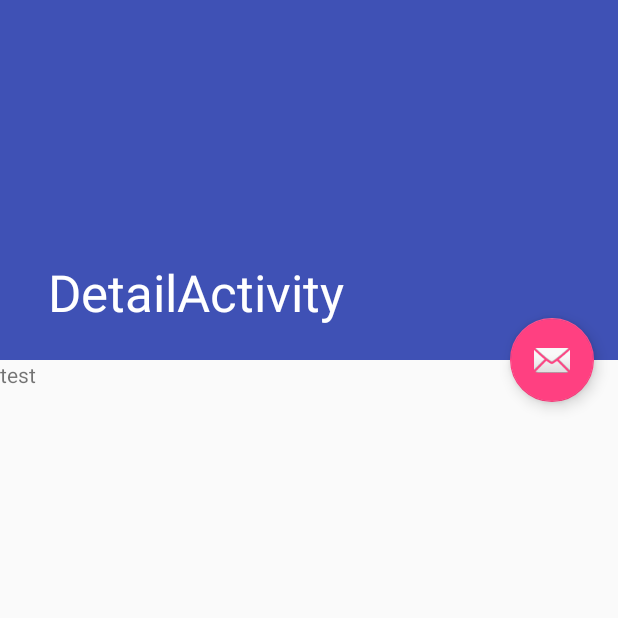
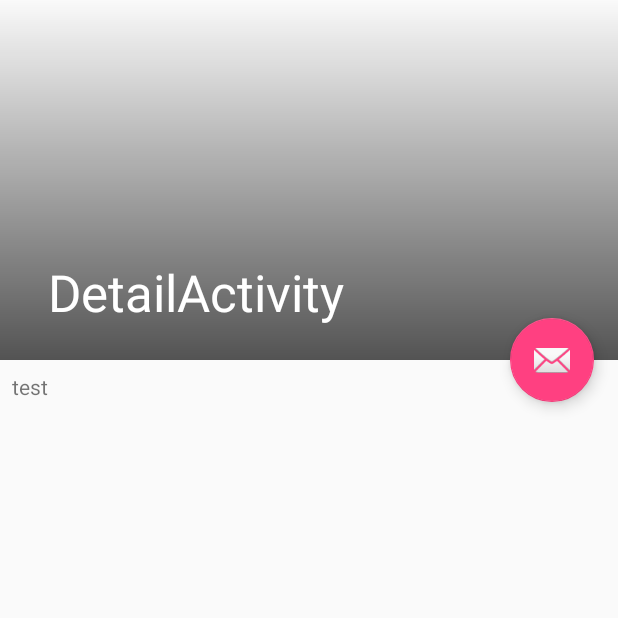
Before and after one commit to CS3714-Asian-Power/MyTrail, an Android app: the DetailActivity screen opened directly, with no data from a screen before it, on a phone screen of 412 x 824 dp, the top half of it. Run offline under Robolectric (Android 15) with nearby library versions, the phone set to English and light mode, and no system bars; our stand-ins replace Picasso; pictures from the network do not load.

Commit message:
set detail activity background image

```diff
--- a/app/src/main/java/com/example/guhao/mytrail/activity/DetailActivity.java
+++ b/app/src/main/java/com/example/guhao/mytrail/activity/DetailActivity.java
@@ -4,13 +4,18 @@ import android.content.BroadcastReceiver;
 import android.content.Context;
 import android.content.Intent;
 import android.content.IntentFilter;
+import android.graphics.Bitmap;
+import android.graphics.drawable.BitmapDrawable;
+import android.graphics.drawable.Drawable;
 import android.os.Bundle;
+import android.support.design.widget.AppBarLayout;
 import android.support.design.widget.FloatingActionButton;
 import android.support.design.widget.Snackbar;
 import android.support.v7.app.AppCompatActivity;
 import android.support.v7.widget.Toolbar;
 import android.util.Log;
 import android.view.View;
+import android.widget.ImageView;
 import android.widget.TextView;
 
 import com.example.guhao.mytrail.R;
@@ -18,12 +23,17 @@ import com.example.guhao.mytrail.api.DownloadHelper;
 import com.example.guhao.mytrail.api.GoogleAPIService;
 import com.example.guhao.mytrail.data.DetailPlace;
 import com.google.gson.Gson;
+import com.squareup.picasso.Picasso;
+import com.squareup.picasso.Target;
 
 
 public class DetailActivity extends AppCompatActivity {
     private TextView test_tv;
     private String place_id;
     private ResponseReceiver receiver;
+    private AppBarLayout appbar;
+    private DownloadHelper downloadHelper;
+    private ImageView test_iv;
 
     @Override
     protected void onCreate(Bundle savedInstanceState) {
@@ -60,7 +70,7 @@ public class DetailActivity extends AppCompatActivity {
         receiver = new ResponseReceiver();
         registerReceiver(receiver,filter);
 
-        DownloadHelper downloadHelper = new DownloadHelper();
+        downloadHelper = new DownloadHelper();
         String the_url = downloadHelper.getUrlPlaceDetail(place_id);
         Intent msgIntent = new Intent(this, GoogleAPIService.class);
         msgIntent.setAction(GoogleAPIService.GET_DETAIL);
@@ -71,8 +81,9 @@ public class DetailActivity extends AppCompatActivity {
     public void initView(){
         Toolbar toolbar = findViewById(R.id.toolbar);
         setSupportActionBar(toolbar);
-
+        appbar = findViewById(R.id.app_bar);
         test_tv = findViewById(R.id.test_tv);
+//        test_iv = findViewById(R.id.test_iv);
 
     }
 
@@ -87,8 +98,31 @@ public class DetailActivity extends AppCompatActivity {
             Gson gson = new Gson();
             DetailPlace detailPlace = gson.fromJson(json, DetailPlace.class);
             Log.d("detail_activity", "onReceive: " + detailPlace.getStatus());
-
+            changeBackgroundImage(detailPlace);
         }
     }
 
+    public void changeBackgroundImage(DetailPlace place){
+        String thumbnail_URL = downloadHelper.getPhotoURL(400, place.getResult().getPhotos().get(0).getPhoto_reference());
+        Log.d("photo_url", "changeBackgroundImage: " + thumbnail_URL);
+        Picasso.with(this).load(thumbnail_URL).into(new Target() {
+            @Override
+            public void onBitmapLoaded(Bitmap bitmap, Picasso.LoadedFrom from) {
+                appbar.setBackground(new BitmapDrawable(getResources(),bitmap));
+            }
+
+            @Override
+            public void onBitmapFailed(Drawable errorDrawable) {
+
+            }
+
+            @Override
+            public void onPrepareLoad(Drawable placeHolderDrawable) {
+
+            }
+        });
+
+//        Picasso.with(this).load(thumbnail_URL).into(test_iv);
+    }
+
 }
--- a/app/src/main/res/layout/activity_detail.xml
+++ b/app/src/main/res/layout/activity_detail.xml
@@ -12,6 +12,7 @@
         android:layout_width="match_parent"
         android:layout_height="@dimen/my_app_bar_height"
         android:fitsSystemWindows="true"
+        android:background="@drawable/gradient_shape"
         android:theme="@style/AppTheme.AppBarOverlay">
 
         <android.support.design.widget.CollapsingToolbarLayout
--- a/app/src/main/res/layout/content_detail.xml
+++ b/app/src/main/res/layout/content_detail.xml
@@ -8,10 +8,6 @@
     tools:context="com.example.guhao.mytrail.activity.DetailActivity"
     tools:showIn="@layout/activity_detail">
 
-    <TextView
-        android:id="@+id/test_tv"
-        android:layout_width="match_parent"
-        android:text="test"
-        android:layout_height="wrap_content" />
+    <include layout="@layout/layout_detail_view" />
 
 </android.support.v4.widget.NestedScrollView>
--- /dev/null
+++ b/app/src/main/res/layout/layout_detail_view.xml
@@ -0,0 +1,19 @@
+<?xml version="1.0" encoding="utf-8"?>
+<android.support.constraint.ConstraintLayout
+    xmlns:android="http://schemas.android.com/apk/res/android"
+    xmlns:app="http://schemas.android.com/apk/res-auto"
+    xmlns:tools="http://schemas.android.com/tools"
+    android:layout_width="match_parent"
+    android:layout_height="match_parent">
+
+    <TextView
+        android:id="@+id/test_tv"
+        android:layout_width="wrap_content"
+        android:layout_height="wrap_content"
+        android:layout_marginStart="8dp"
+        android:layout_marginTop="8dp"
+        android:text="test"
+        app:layout_constraintStart_toStartOf="parent"
+        app:layout_constraintTop_toTopOf="parent" />
+
+</android.support.constraint.ConstraintLayout>
```
